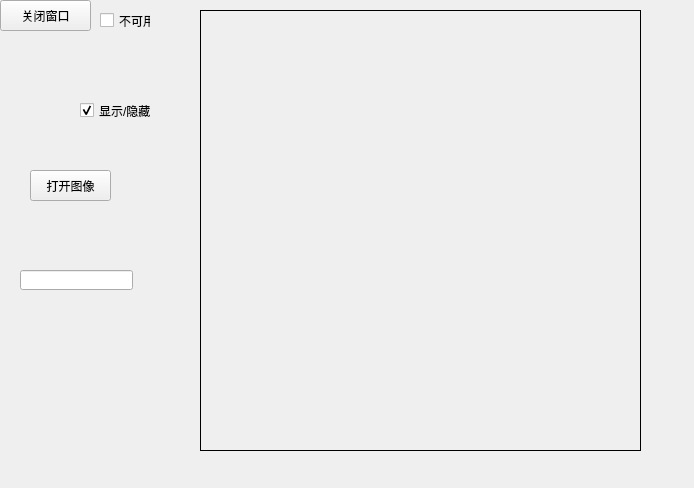
The window that ui/one.ui (cockmake/PyQt5Study) describes before a commit, drawn with Qt 5.
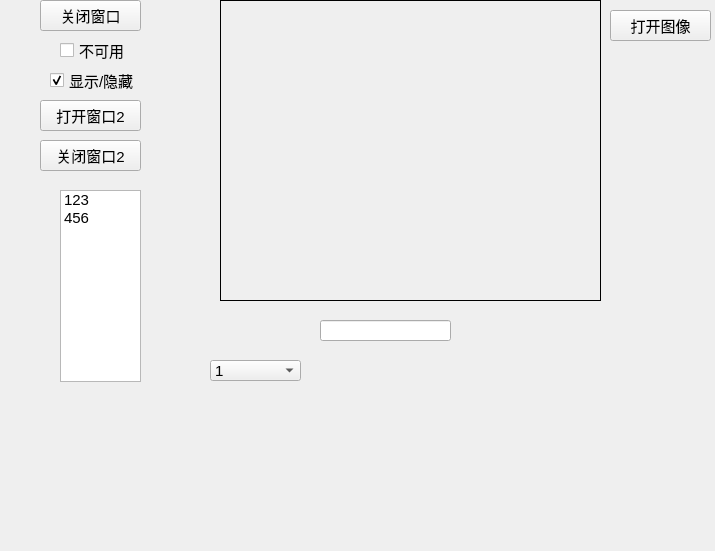
The same window after the commit. Icons and pictures are not drawn. Custom widgets are drawn as their Qt base class.

Patch:
```diff
--- a/ui/one.ui
+++ b/ui/one.ui
@@ -6,10 +6,15 @@
    <rect>
     <x>0</x>
     <y>0</y>
-    <width>694</width>
-    <height>488</height>
+    <width>715</width>
+    <height>551</height>
    </rect>
   </property>
+  <property name="font">
+   <font>
+    <pointsize>11</pointsize>
+   </font>
+  </property>
   <property name="windowTitle">
    <string>第一个基于PyQt5的桌面应用</string>
   </property>
@@ -23,9 +28,9 @@
   <widget class="PushButton" name="pushButton">
    <property name="geometry">
     <rect>
-     <x>0</x>
+     <x>40</x>
      <y>0</y>
-     <width>91</width>
+     <width>101</width>
      <height>31</height>
     </rect>
    </property>
@@ -36,9 +41,9 @@
   <widget class="QCheckBox" name="cBox">
    <property name="geometry">
     <rect>
-     <x>80</x>
-     <y>100</y>
-     <width>81</width>
+     <x>50</x>
+     <y>70</y>
+     <width>91</width>
      <height>21</height>
     </rect>
    </property>
@@ -52,9 +57,9 @@
   <widget class="QCheckBox" name="cBox_2">
    <property name="geometry">
     <rect>
-     <x>100</x>
-     <y>10</y>
-     <width>51</width>
+     <x>60</x>
+     <y>40</y>
+     <width>71</width>
      <height>21</height>
     </rect>
    </property>
@@ -65,10 +70,10 @@
   <widget class="QLabel" name="label_img">
    <property name="geometry">
     <rect>
-     <x>200</x>
-     <y>10</y>
-     <width>441</width>
-     <height>441</height>
+     <x>220</x>
+     <y>0</y>
+     <width>381</width>
+     <height>301</height>
     </rect>
    </property>
    <property name="styleSheet">
@@ -93,9 +98,9 @@
   <widget class="QPushButton" name="open_img">
    <property name="geometry">
     <rect>
-     <x>30</x>
-     <y>170</y>
-     <width>81</width>
+     <x>610</x>
+     <y>10</y>
+     <width>101</width>
      <height>31</height>
     </rect>
    </property>
@@ -106,13 +111,89 @@
   <widget class="LineEdit" name="lineEdit">
    <property name="geometry">
     <rect>
-     <x>20</x>
-     <y>270</y>
-     <width>113</width>
-     <height>20</height>
+     <x>320</x>
+     <y>320</y>
+     <width>131</width>
+     <height>21</height>
     </rect>
    </property>
   </widget>
+  <widget class="QListWidget" name="listWidget">
+   <property name="geometry">
+    <rect>
+     <x>60</x>
+     <y>190</y>
+     <width>81</width>
+     <height>192</height>
+    </rect>
+   </property>
+   <item>
+    <property name="text">
+     <string>123</string>
+    </property>
+   </item>
+   <item>
+    <property name="text">
+     <string>456</string>
+    </property>
+   </item>
+  </widget>
+  <widget class="QPushButton" name="open_win2">
+   <property name="geometry">
+    <rect>
+     <x>40</x>
+     <y>100</y>
+     <width>101</width>
+     <height>31</height>
+    </rect>
+   </property>
+   <property name="text">
+    <string>打开窗口2</string>
+   </property>
+  </widget>
+  <widget class="QPushButton" name="close_win2">
+   <property name="geometry">
+    <rect>
+     <x>40</x>
+     <y>140</y>
+     <width>101</width>
+     <height>31</height>
+    </rect>
+   </property>
+   <property name="text">
+    <string>关闭窗口2</string>
+   </property>
+  </widget>
+  <widget class="QComboBox" name="comboBox">
+   <property name="geometry">
+    <rect>
+     <x>210</x>
+     <y>360</y>
+     <width>91</width>
+     <height>21</height>
+    </rect>
+   </property>
+   <item>
+    <property name="text">
+     <string>1</string>
+    </property>
+   </item>
+   <item>
+    <property name="text">
+     <string>2</string>
+    </property>
+   </item>
+   <item>
+    <property name="text">
+     <string>3</string>
+    </property>
+   </item>
+   <item>
+    <property name="text">
+     <string>4</string>
+    </property>
+   </item>
+  </widget>
  </widget>
  <customwidgets>
   <customwidget>
```
Left out of the diff: 14 changed lines with no effect on the pictures.
